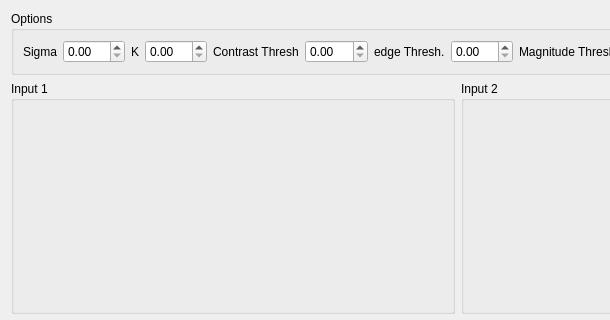
Old version of the form pages/page8.ui in the repository Romaisaa/CV-Toolbox; both pictures show x 0 to 610 and y 0 to 320 of the 915 by 563 pixel window.
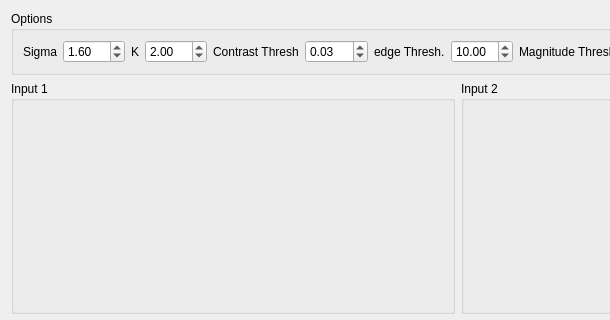
New version of the form. Custom widgets are drawn as their Qt base class.

```diff
--- a/pages/page8.ui
+++ b/pages/page8.ui
@@ -78,7 +78,11 @@
        </widget>
       </item>
       <item>
-       <widget class="QDoubleSpinBox" name="doubleSpinBox"/>
+       <widget class="QDoubleSpinBox" name="sigmaSpin">
+        <property name="value">
+         <double>1.600000000000000</double>
+        </property>
+       </widget>
       </item>
       <item>
        <widget class="QLabel" name="label_2">
@@ -94,7 +98,11 @@
        </widget>
       </item>
       <item>
-       <widget class="QDoubleSpinBox" name="doubleSpinBox_2"/>
+       <widget class="QDoubleSpinBox" name="KSpin">
+        <property name="value">
+         <double>2.000000000000000</double>
+        </property>
+       </widget>
       </item>
       <item>
        <widget class="QLabel" name="label_3">
@@ -110,7 +118,11 @@
        </widget>
       </item>
       <item>
-       <widget class="QDoubleSpinBox" name="doubleSpinBox_3"/>
+       <widget class="QDoubleSpinBox" name="ContrastSpin">
+        <property name="value">
+         <double>0.030000000000000</double>
+        </property>
+       </widget>
       </item>
       <item>
        <widget class="QLabel" name="label_4">
@@ -126,7 +138,11 @@
        </widget>
       </item>
       <item>
-       <widget class="QDoubleSpinBox" name="doubleSpinBox_4"/>
+       <widget class="QDoubleSpinBox" name="EdgeSpin">
+        <property name="value">
+         <double>10.000000000000000</double>
+        </property>
+       </widget>
       </item>
       <item>
        <widget class="QLabel" name="label_5">
```
Left out of the diff: 2 changed lines with no effect on the pictures.
